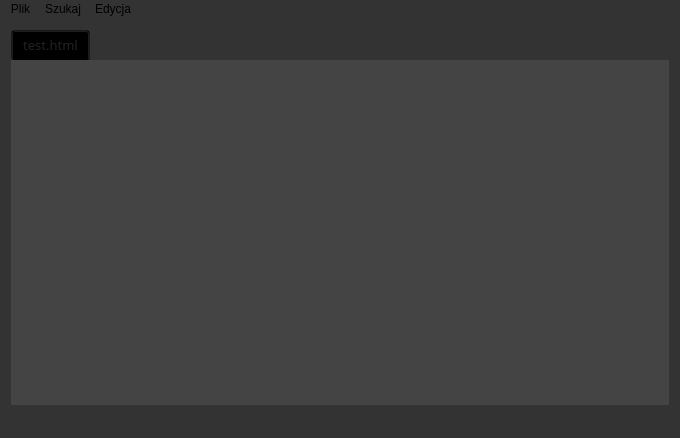
pierzchalatomasz/TextEdit, file textedit.ui: the form before one commit.
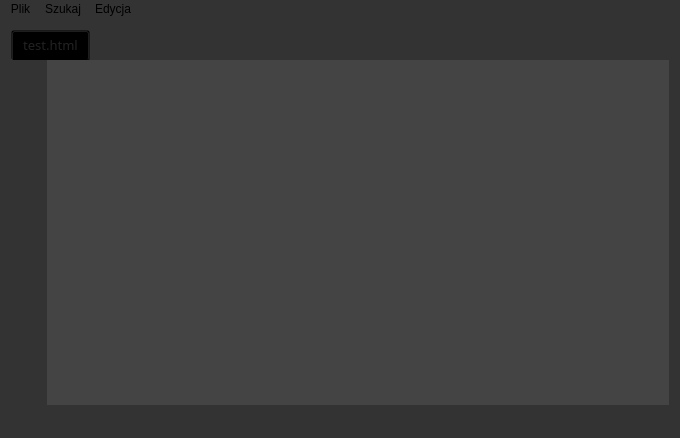
The form after the commit.

Commit message: Dodałem scroll area (do wyświetlania numeru linii)

The edit to the form file:
```diff
--- a/textedit.ui
+++ b/textedit.ui
@@ -70,7 +70,7 @@
         <property name="bottomMargin">
          <number>0</number>
         </property>
-        <item row="0" column="0">
+        <item row="0" column="1">
          <widget class="QTextEdit" name="textEdit">
           <property name="font">
            <font>
@@ -91,6 +91,29 @@
           </property>
          </widget>
         </item>
+        <item row="0" column="0">
+         <widget class="QScrollArea" name="scrollArea">
+          <property name="maximumSize">
+           <size>
+            <width>30</width>
+            <height>16777215</height>
+           </size>
+          </property>
+          <property name="widgetResizable">
+           <bool>true</bool>
+          </property>
+          <widget class="QWidget" name="scrollAreaWidgetContents">
+           <property name="geometry">
+            <rect>
+             <x>0</x>
+             <y>0</y>
+             <width>30</width>
+             <height>352</height>
+            </rect>
+           </property>
+          </widget>
+         </widget>
+        </item>
        </layout>
       </widget>
      </widget>
```
